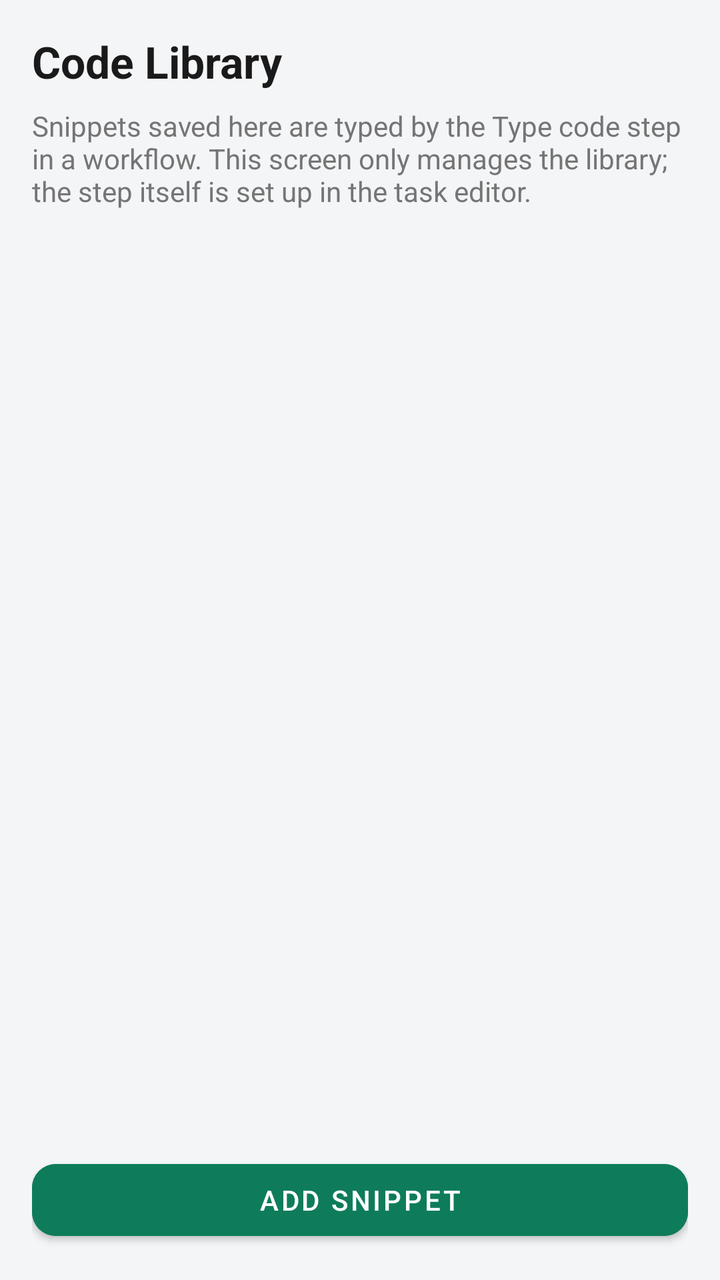
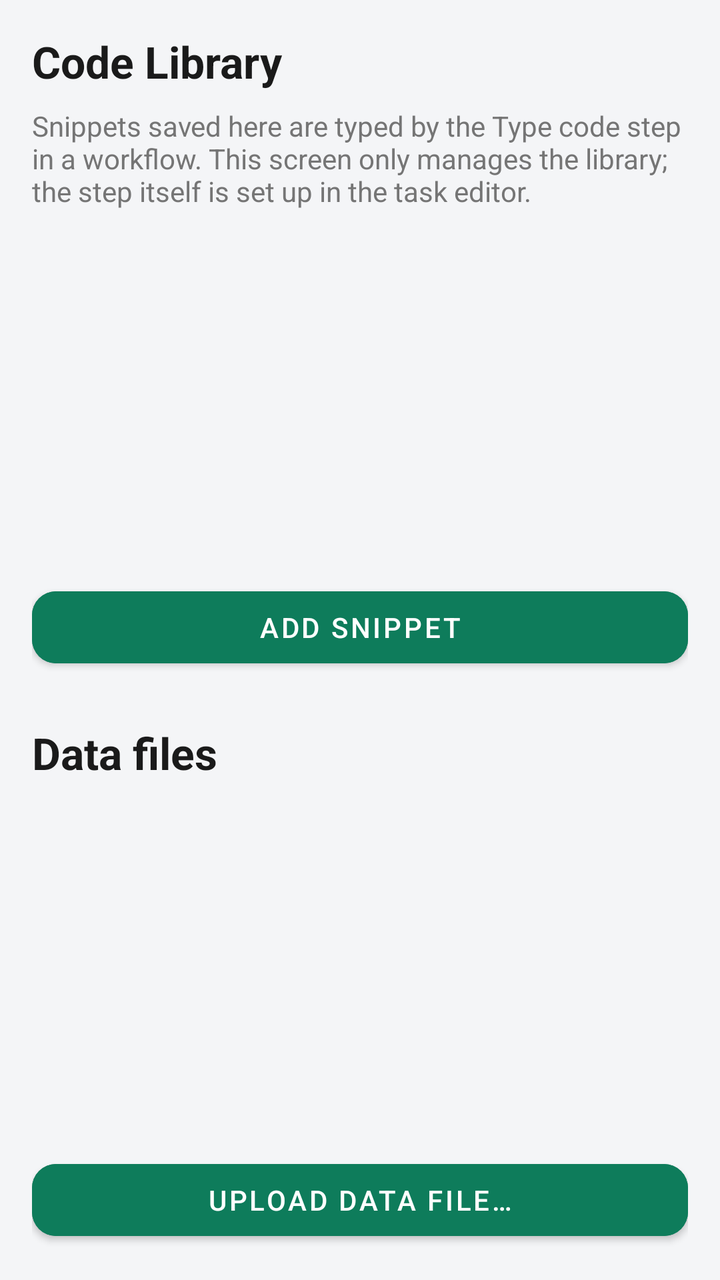

An Android layout rendered at two revisions. The XML below is the earlier revision; the diff shows what the commit changed to produce the second picture.
<!-- AndroidManifest.xml: application theme AppTheme -->
<!-- res/layout/activity_library.xml -->
<?xml version="1.0" encoding="utf-8"?>
<LinearLayout xmlns:android="http://schemas.android.com/apk/res/android"
    android:layout_width="match_parent"
    android:layout_height="match_parent"
    android:background="@color/background"
    android:orientation="vertical"
    android:padding="16dp">

    <TextView
        android:layout_width="wrap_content"
        android:layout_height="wrap_content"
        android:text="@string/library_title"
        android:textColor="@color/text_primary"
        android:textSize="22sp"
        android:textStyle="bold" />

    <TextView
        android:layout_width="wrap_content"
        android:layout_height="wrap_content"
        android:layout_marginTop="8dp"
        android:text="@string/library_header"
        android:textColor="@color/text_secondary"
        android:textSize="14sp" />

    <androidx.recyclerview.widget.RecyclerView
        android:id="@+id/snippet_list"
        android:layout_width="match_parent"
        android:layout_height="0dp"
        android:layout_marginTop="12dp"
        android:layout_weight="1" />

    <TextView
        android:id="@+id/empty_text"
        android:layout_width="match_parent"
        android:layout_height="0dp"
        android:layout_weight="1"
        android:gravity="center"
        android:text="@string/library_empty"
        android:textColor="@color/text_secondary"
        android:textSize="16sp"
        android:visibility="gone" />

    <Button
        android:id="@+id/btn_add_snippet"
        style="@style/FilledButton"
        android:layout_width="match_parent"
        android:layout_height="wrap_content"
        android:layout_marginTop="12dp"
        android:text="@string/library_add" />
</LinearLayout>
<!-- resources referenced by this layout -->
<resources>
  <color name="background">#F4F5F7</color>
  <color name="text_primary">#1A1A1A</color>
  <color name="text_secondary">#757575</color>
  <string name="library_add">Add snippet</string>
  <string name="library_empty">No snippets yet.</string>
  <string name="library_header">Snippets saved here are typed by the Type code step in a workflow. This screen only manages the library; the step itself is set up in the task editor.</string>
  <string name="library_title">Code Library</string>
  <style name="FilledButton" parent="Widget.MaterialComponents.Button">
          <item name="android:backgroundTint">@color/accent</item>
          <item name="android:textColor">@color/accent_text</item>
          <item name="cornerRadius">12dp</item>
      </style>
  <style name="AppTheme" parent="Theme.MaterialComponents.DayNight.NoActionBar">
          <item name="colorPrimary">@color/accent</item>
          <item name="colorPrimaryDark">@color/accent</item>
          <item name="colorAccent">@color/accent</item>
          <item name="android:windowBackground">@color/background</item>
      </style>
  <color name="accent">#0E7C5B</color>
  <color name="accent_text">#FFFFFF</color>
</resources>

<!-- the commit's change to res/layout/activity_library.xml (unified diff, before → after) -->
@@ -47,4 +47,40 @@
         android:layout_height="wrap_content"
         android:layout_marginTop="12dp"
         android:text="@string/library_add" />
+
+    
+    <TextView
+        android:layout_width="wrap_content"
+        android:layout_height="wrap_content"
+        android:layout_marginTop="24dp"
+        android:text="@string/library_data_title"
+        android:textColor="@color/text_primary"
+        android:textSize="22sp"
+        android:textStyle="bold" />
+
+    <androidx.recyclerview.widget.RecyclerView
+        android:id="@+id/data_file_list"
+        android:layout_width="match_parent"
+        android:layout_height="0dp"
+        android:layout_marginTop="12dp"
+        android:layout_weight="1" />
+
+    <TextView
+        android:id="@+id/data_empty_text"
+        android:layout_width="match_parent"
+        android:layout_height="0dp"
+        android:layout_weight="1"
+        android:gravity="center"
+        android:text="@string/library_data_empty"
+        android:textColor="@color/text_secondary"
+        android:textSize="16sp"
+        android:visibility="gone" />
+
+    <Button
+        android:id="@+id/btn_upload_data"
+        style="@style/FilledButton"
+        android:layout_width="match_parent"
+        android:layout_height="wrap_content"
+        android:layout_marginTop="12dp"
+        android:text="@string/library_data_upload" />
 </LinearLayout>
<!-- resource entries referenced after the edit -->
@@ -4,6 +4,9 @@
   <color name="text_primary">#1A1A1A</color>
   <color name="text_secondary">#757575</color>
   <string name="library_add">Add snippet</string>
+  <string name="library_data_empty">No data files yet.</string>
+  <string name="library_data_title">Data files</string>
+  <string name="library_data_upload">Upload data file…</string>
   <string name="library_empty">No snippets yet.</string>
   <string name="library_header">Snippets saved here are typed by the Type code step in a workflow. This screen only manages the library; the step itself is set up in the task editor.</string>
   <string name="library_title">Code Library</string>
